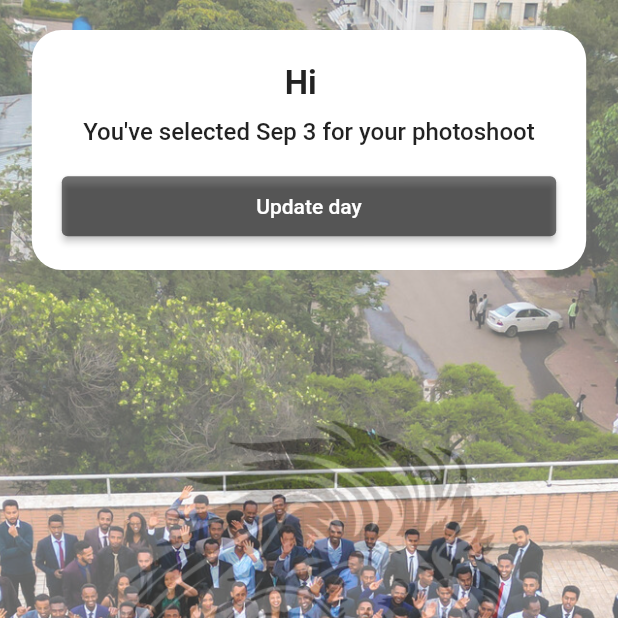
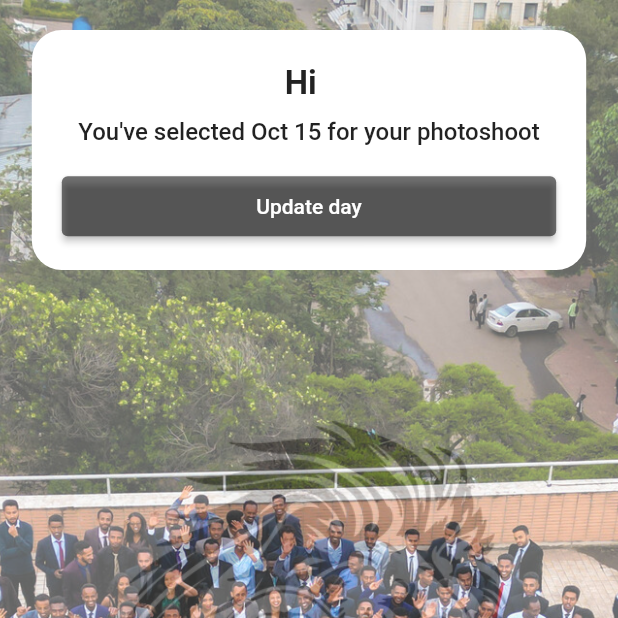
Before and after one commit to ephrem-del/black_lion_2023, a Flutter app: the HomeScreen screen opened directly, on a phone screen of 412 x 824 dp, the top half of it. Run offline on Flutter 3.47's test engine with Material 2 defaults, Android fonts, the phone set to English and light mode, and no system bars; our stand-ins replace cloud_firestore, firebase_auth, firebase_core, get, logger, permission_handler and 1 more; missing offline and left inert: flutter_inappwebview; accounts and stored records are empty.

Commit message:
updated days

```diff
--- /dev/null
+++ b/lib/utils/days.dart
@@ -0,0 +1,6 @@
+class XDays {
+  static const day1 = 'Oct 7';
+  static const day2 = 'Oct 8';
+  static const day3 = 'Oct 14';
+  static const day4 = 'Oct 15';
+}
--- a/lib/views/home_screen/home_screen.dart
+++ b/lib/views/home_screen/home_screen.dart
@@ -80,7 +80,6 @@ class _HomeScreenState extends State<HomeScreen> {
   }
 
   adminScreen() {
-    // if (passwordController.text == '1234') {
     Navigator.pop(context);
     passwordController.clear();
     Get.to(() => AdminScreen());
--- a/lib/views/home_screen/home_screen_model.dart
+++ b/lib/views/home_screen/home_screen_model.dart
@@ -1,20 +1,23 @@
+import 'package:black_lion_2023/utils/days.dart';
+
 class HomeScreenModel {
   bool loading = false;
-    returnDateNames(day) {
+  returnDateNames(day) {
     if (day == 1) {
       return dateNames[0];
     } else if (day == 2) {
       return dateNames[1];
     } else if (day == 3) {
       return dateNames[2];
-    } else
+    } else {
       return dateNames[3];
+    }
   }
 
-    List<String> dateNames = [
-    'Aug 25',
-    'Aug 26',
-    'Sep 2',
-    'Sep 3',
+  List<String> dateNames = [
+    XDays.day1,
+    XDays.day2,
+    XDays.day3,
+    XDays.day4,
   ];
 }
--- a/lib/views/register_screen/register_screen_model.dart
+++ b/lib/views/register_screen/register_screen_model.dart
@@ -4,6 +4,7 @@ import 'package:flutter/material.dart';
 import 'package:shared_preferences/shared_preferences.dart';
 
 import '../../service/logger.dart';
+import '../../utils/days.dart';
 
 class RegisterScreenModel {
   final String email;
@@ -29,10 +30,10 @@ class RegisterScreenModel {
   ];
 
   List<String> dateNames = [
-    'Aug 25',
-    'Aug 26',
-    'Sep 2',
-    'Sep 3',
+    XDays.day1,
+    XDays.day2,
+    XDays.day3,
+    XDays.day4,
   ];
 
   returnDateNames(day) {
```
Also changed, not shown: lib/views/splash_screen.dart (+30 -10 lines), lib/views/update_screen/update_screen_model.dart (+12 -15 lines).
